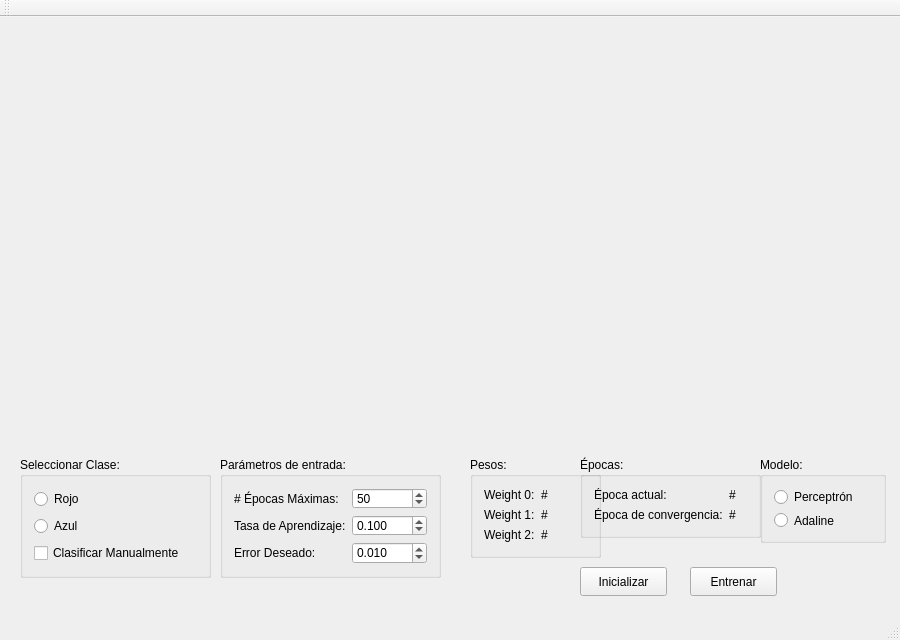
Before: the Qt Designer form mainwindow.ui in Adriantega12/Adaline, drawn with Qt 5.
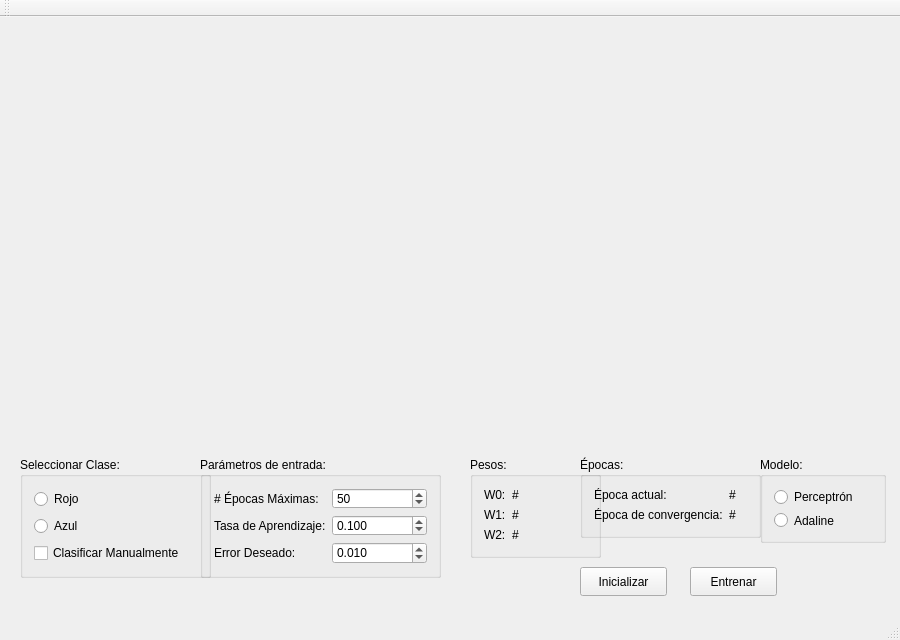
After: the same form once the commit is applied. Custom widgets are drawn as their Qt base class.

Commit message: Proved slope and yIntercept works

Diff of the .ui file:
```diff
--- a/mainwindow.ui
+++ b/mainwindow.ui
@@ -73,9 +73,9 @@
    <widget class="QGroupBox" name="paramsGB">
     <property name="geometry">
      <rect>
-      <x>220</x>
+      <x>200</x>
       <y>440</y>
-      <width>221</width>
+      <width>241</width>
       <height>121</height>
      </rect>
     </property>
@@ -93,7 +93,7 @@
      <item row="0" column="1">
       <widget class="QSpinBox" name="maxEpochsSB">
        <property name="maximum">
-        <number>10000</number>
+        <number>1000000</number>
        </property>
        <property name="value">
         <number>50</number>
@@ -161,7 +161,7 @@
      <item row="0" column="0">
       <widget class="QLabel" name="weight0Lbl">
        <property name="text">
-        <string>Weight 0:</string>
+        <string>W0:</string>
        </property>
       </widget>
      </item>
@@ -175,7 +175,7 @@
      <item row="1" column="0">
       <widget class="QLabel" name="weight1Lbl">
        <property name="text">
-        <string>Weight 1:</string>
+        <string>W1:</string>
        </property>
       </widget>
      </item>
@@ -189,7 +189,7 @@
      <item row="2" column="0">
       <widget class="QLabel" name="weight2Lbl">
        <property name="text">
-        <string>Weight 2:</string>
+        <string>W2:</string>
        </property>
       </widget>
      </item>
```
The commit also changes 2 other files.
